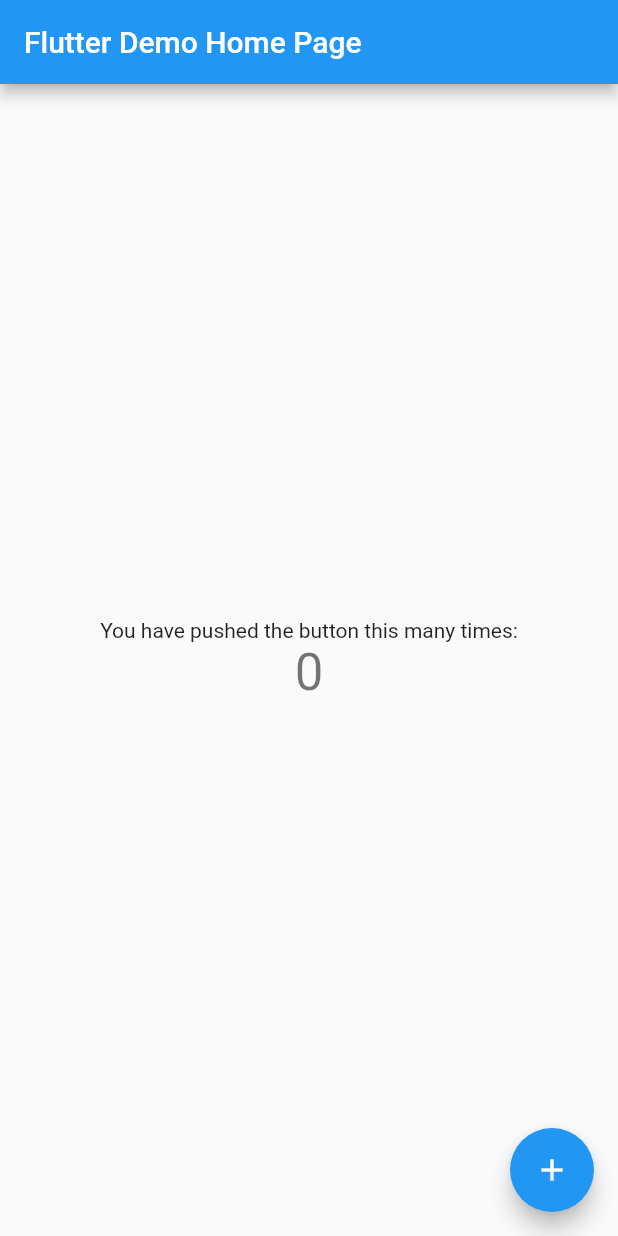
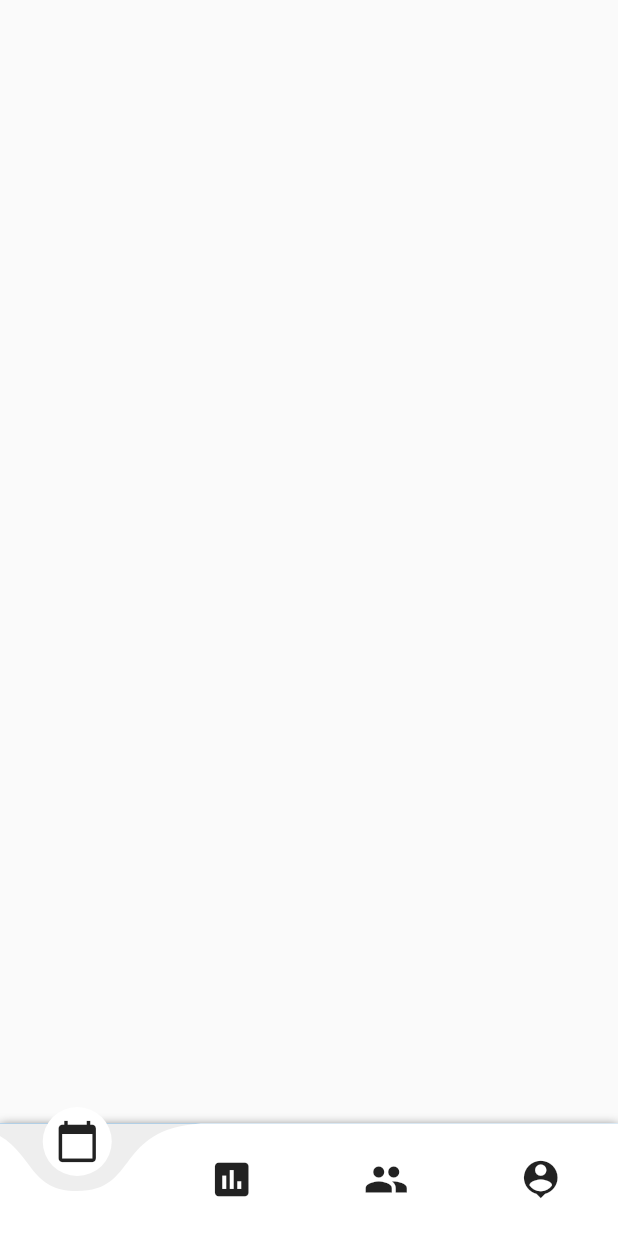
Before and after one commit to YuanSamuel/college_competitions, a Flutter app: the screen it shows after launch, on a phone screen of 412 x 824 dp. Run offline on Flutter 3.47's test engine with Material 2 defaults, Android fonts, the light colour scheme and no system bars; drawn by our look-alikes of curved_navigation_bar; our stand-ins replace simple_animations, supercharged.

Commit message:
created pages + added bottom nav bar

```diff
--- a/lib/main.dart
+++ b/lib/main.dart
@@ -1,3 +1,4 @@
+import 'package:college_competitions/screens/root_screen.dart';
 import 'package:flutter/material.dart';
 
 void main() {
@@ -24,7 +25,7 @@
         // is not restarted.
         primarySwatch: Colors.blue,
       ),
-      home: const MyHomePage(title: 'Flutter Demo Home Page'),
+      home: const RootScreen(),
     );
   }
 }
@@ -60,56 +61,4 @@
       _counter++;
     });
   }
-
-  @override
-  Widget build(BuildContext context) {
-    // This method is rerun every time setState is called, for instance as done
-    // by the _incrementCounter method above.
-    //
-    // The Flutter framework has been optimized to make rerunning build methods
-    // fast, so that you can just rebuild anything that needs updating rather
-    // than having to individually change instances of widgets.
-    return Scaffold(
-      appBar: AppBar(
-        // Here we take the value from the MyHomePage object that was created by
-        // the App.build method, and use it to set our appbar title.
-        title: Text(widget.title),
-      ),
-      body: Center(
-        // Center is a layout widget. It takes a single child and positions it
-        // in the middle of the parent.
-        child: Column(
-          // Column is also a layout widget. It takes a list of children and
-          // arranges them vertically. By default, it sizes itself to fit its
-          // children horizontally, and tries to be as tall as its parent.
-          //
-          // Invoke "debug painting" (press "p" in the console, choose the
-          // "Toggle Debug Paint" action from the Flutter Inspector in Android
-          // Studio, or the "Toggle Debug Paint" command in Visual Studio Code)
-          // to see the wireframe for each widget.
-          //
-          // Column has various properties to control how it sizes itself and
-          // how it positions its children. Here we use mainAxisAlignment to
-          // center the children vertically; the main axis here is the vertical
-          // axis because Columns are vertical (the cross axis would be
-          // horizontal).
-          mainAxisAlignment: MainAxisAlignment.center,
-          children: <Widget>[
-              const Text(
-                'You have pushed the button this many times:',
-              ),
-            Text(
-                '$_counter',
-                style: Theme.of(context).textTheme.headline4,
-            ),
-          ],
-        ),
-      ),
-      floatingActionButton: FloatingActionButton(
-        onPressed: _incrementCounter,
-        tooltip: 'Increment',
-        child: const Icon(Icons.add),
-      ), // This trailing comma makes auto-formatting nicer for build methods.
-    );
-  }
 }
--- /dev/null
+++ b/lib/screens/dashboard_screen.dart
@@ -0,0 +1,15 @@
+import 'package:flutter/material.dart';
+
+class DashboardScreen extends StatefulWidget {
+  const DashboardScreen({Key? key}) : super(key: key);
+
+  @override
+  _DashboardScreenState createState() => _DashboardScreenState();
+}
+
+class _DashboardScreenState extends State<DashboardScreen> {
+  @override
+  Widget build(BuildContext context) {
+    return Container();
+  }
+}
--- /dev/null
+++ b/lib/screens/root_screen.dart
@@ -0,0 +1,57 @@
+import 'package:college_competitions/screens/dashboard_screen.dart';
+import 'package:college_competitions/screens/events_screen.dart';
+import 'package:college_competitions/screens/job_map_screen.dart';
+import 'package:college_competitions/screens/leaderboard_screen.dart';
+import 'package:curved_navigation_bar/curved_navigation_bar.dart';
+import 'package:flutter/material.dart';
+
+class RootScreen extends StatefulWidget {
+  const RootScreen({Key? key}) : super(key: key);
+
+  @override
+  _RootScreenState createState() => _RootScreenState();
+}
+
+class _RootScreenState extends State<RootScreen> {
+
+  int _selectedTab = 0;
+  static const _pageOptions = [
+    DashboardScreen(),
+    JobMapScreen(),
+    EventsScreen(),
+    LeaderboardScreen(),
+  ];
+
+  @override
+  Widget build(BuildContext context) {
+    return Scaffold(
+      body: _pageOptions[_selectedTab],
+      bottomNavigationBar: Container(
+        decoration: BoxDecoration(
+          boxShadow: <BoxShadow>[
+            BoxShadow(
+                color: Colors.black54,
+                blurRadius: 5.0,
+                offset: Offset(0.0, 0.75)
+            )
+          ],
+          color: Colors.blue,
+        ),
+        child: CurvedNavigationBar(
+          backgroundColor: Colors.grey.shade200,
+          items: <Widget>[
+            Icon(Icons.calendar_today, size: 30),
+            Icon(Icons.insert_chart, size: 30),
+            Icon(Icons.people, size: 30),
+            Icon(Icons.person_pin, size: 30),
+          ],
+          onTap: (index) {
+            setState(() {
+              _selectedTab = index;
+            });
+          },
+        ),
+      ),
+    );
+  }
+}
--- a/pubspec.yaml
+++ b/pubspec.yaml
@@ -36,6 +36,7 @@
   cupertino_icons: ^1.0.2
   simple_animations: ^4.0.1
   supercharged: ^2.1.1
+  curved_navigation_bar: ^1.0.2
 
 dev_dependencies:
   flutter_test:
```
Also changed, not shown: lib/screens/events_screen.dart (added, +15 -0 lines), lib/screens/job_map_screen.dart (added, +15 -0 lines), lib/screens/leaderboard_screen.dart (added, +15 -0 lines), pubspec.lock.
